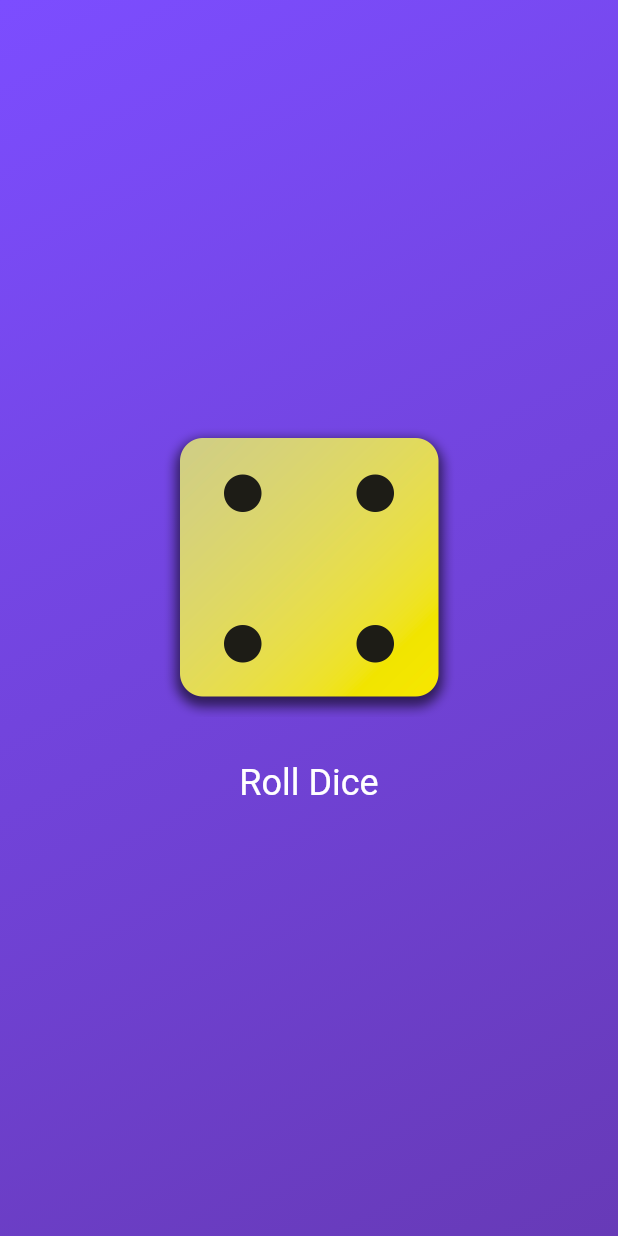
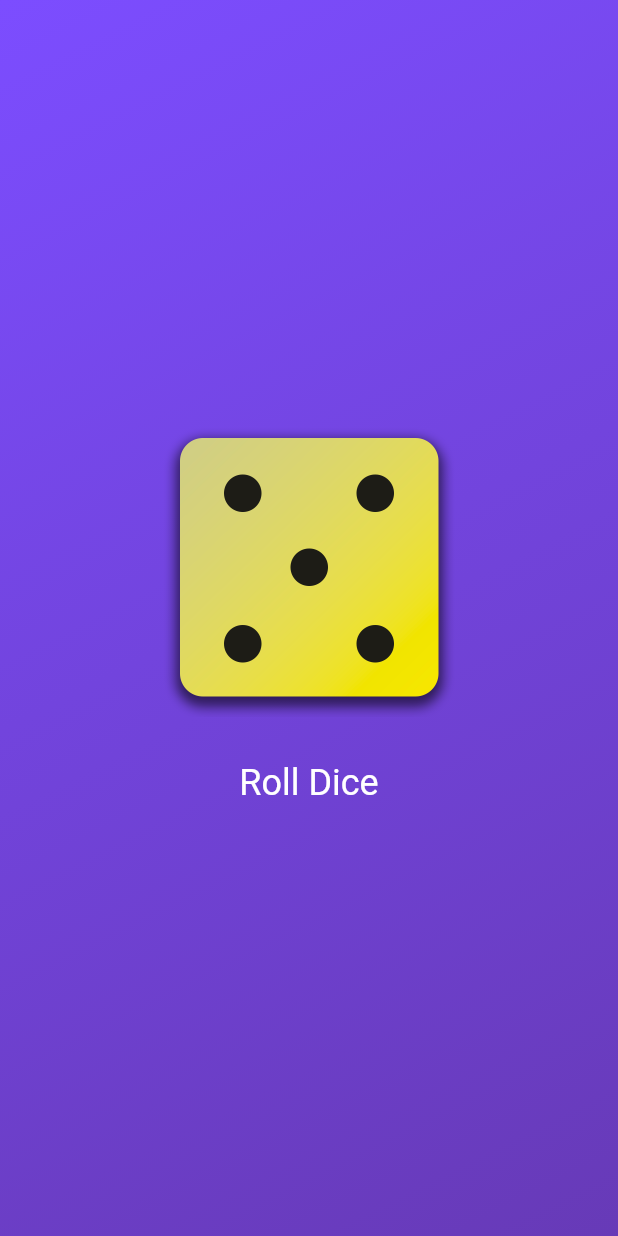
Before and after one commit to dil-nawaz-khan/flutter_basics, a Flutter app: the screen it shows after launch, after a tap on "Roll Dice", on a phone screen of 412 x 824 dp. Run offline on Flutter 3.47's test engine with Material 3 defaults, Android fonts, the phone set to English and light mode, and no system bars.

Commit message:
Refactor DiceRoller to implement random dice rolling functionality and update image handling

```diff
--- a/lib/dice_roller.dart
+++ b/lib/dice_roller.dart
@@ -1,4 +1,7 @@
 import 'package:flutter/material.dart';
+import 'dart:math';
+
+final Random randomizer = Random();
 
 class DiceRoller extends StatefulWidget {
   const DiceRoller({super.key});
@@ -10,11 +13,11 @@ class DiceRoller extends StatefulWidget {
 }
 
 class _DiceRollerState extends State<DiceRoller> {
-  var activeDiceImage = 'assets/images/dice-2.png';
+  int activeDiceImage = 1;
 
   void rollDice() {
     setState(() {
-      activeDiceImage = 'assets/images/dice-4.png';
+      activeDiceImage = randomizer.nextInt(6) + 1;
     });
   }
 
@@ -23,7 +26,7 @@ class _DiceRollerState extends State<DiceRoller> {
     return Column(
       mainAxisSize: MainAxisSize.min,
       children: [
-        Image.asset(activeDiceImage, width: 200.0),
+        Image.asset('assets/images/dice-$activeDiceImage.png', width: 200.0),
         SizedBox(height: 20.0),
         TextButton(
           onPressed: rollDice,
```
